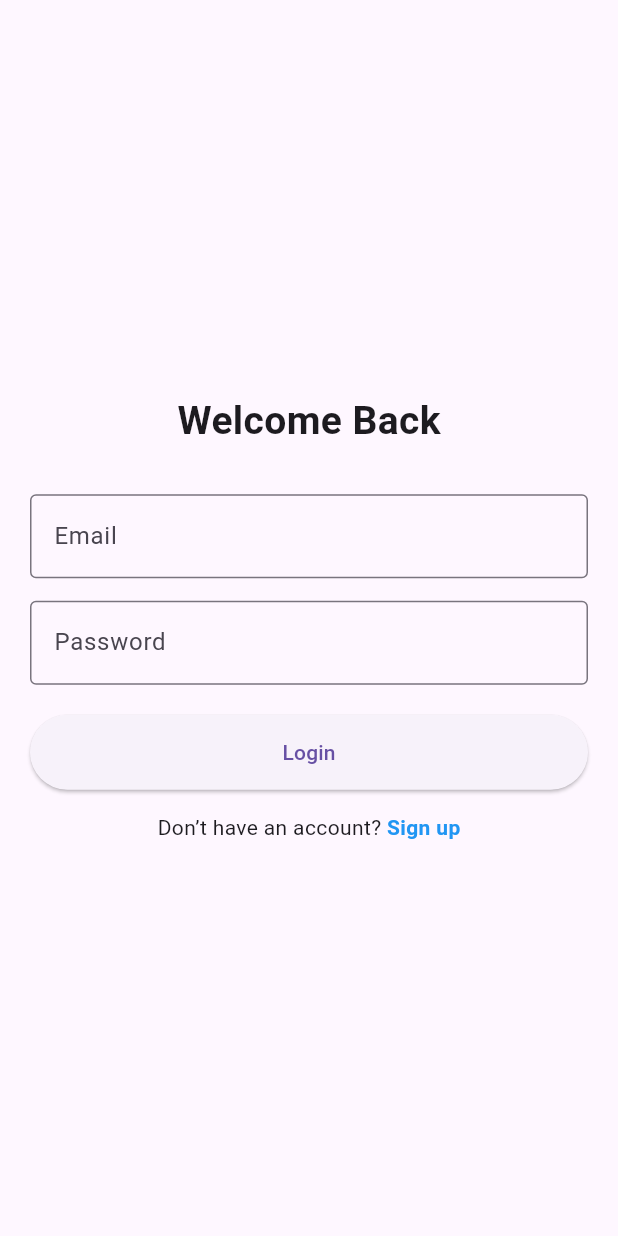
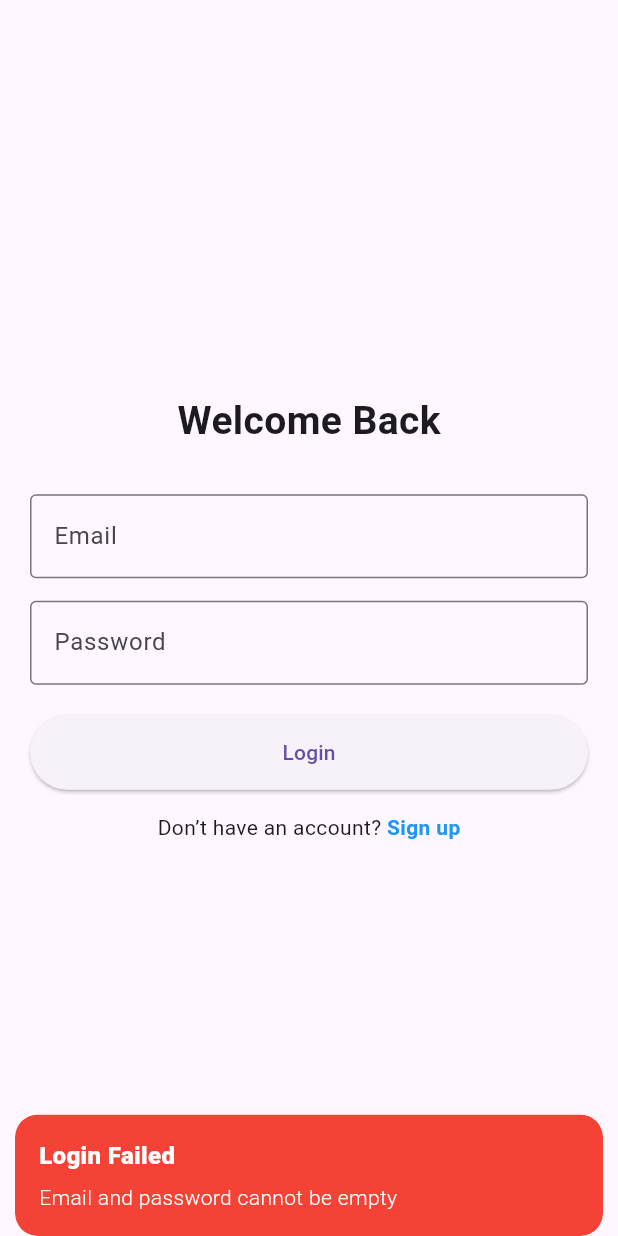
Before and after one commit to reyjager/softtouch, a Flutter app: the LoginView screen opened directly, after a tap on "Login", on a phone screen of 412 x 824 dp. Run offline on Flutter 3.47's test engine with Material 3 defaults, Android fonts, the phone set to English and light mode, and no system bars; our stand-ins replace animated_text_kit, cloud_firestore, firebase_auth, firebase_core, get, hive and 2 more; accounts and stored records are empty; statements that could not run were skipped.

Commit message:
adding firebase and connection and fix ui signin signup

```diff
--- /dev/null
+++ b/lib/controllers/auth_controller.dart
@@ -0,0 +1,82 @@
+import 'package:get/get.dart';
+import 'package:firebase_auth/firebase_auth.dart';
+import '../services/firebase_service.dart';
+
+class AuthController extends GetxController {
+  final Rx<User?> _user = Rx<User?>(null);
+  User? get user => _user.value;
+  bool get isLoggedIn => _user.value != null;
+
+  @override
+  void onInit() {
+    super.onInit();
+    if (FirebaseService.isInitialized) {
+      _user.bindStream(FirebaseService.auth.authStateChanges());
+    }
+  }
+
+  Future<String?> signIn(String email, String password) async {
+    try {
+      if (!FirebaseService.isInitialized) {
+        return 'Firebase not initialized';
+      }
+      if (email.isEmpty || password.isEmpty) {
+        return 'Email and password cannot be empty';
+      }
+      await FirebaseService.auth.signInWithEmailAndPassword(
+        email: email,
+        password: password,
+      );
+      return null; // Success
+    } catch (e) {
+      print('Sign in error: $e');
+      if (e.toString().contains('user-not-found')) {
+        return 'No account found with this email';
+      } else if (e.toString().contains('wrong-password')) {
+        return 'Incorrect password';
+      } else if (e.toString().contains('invalid-email')) {
+        return 'Invalid email format';
+      }
+      return 'Sign in failed: ${e.toString()}';
+    }
+  }
+
+  Future<String?> signUp(String email, String password) async {
+    try {
+      if (!FirebaseService.isInitialized) {
+        return 'Firebase not initialized';
+      }
+      if (email.isEmpty || password.isEmpty) {
+        return 'Email and password cannot be empty';
+      }
+      if (password.length < 6) {
+        return 'Password must be at least 6 characters';
+      }
+      await FirebaseService.auth.createUserWithEmailAndPassword(
+        email: email,
+        password: password,
+      );
+      return null; // Success
+    } catch (e) {
+      print('Sign up error: $e');
+      if (e.toString().contains('email-already-in-use')) {
+        return 'Email is already registered';
+      } else if (e.toString().contains('invalid-email')) {
+        return 'Invalid email format';
+      } else if (e.toString().contains('weak-password')) {
+        return 'Password is too weak';
+      }
+      return 'Sign up failed: ${e.toString()}';
+    }
+  }
+
+  Future<void> signOut() async {
+    try {
+      if (FirebaseService.isInitialized) {
+        await FirebaseService.auth.signOut();
+      }
+    } catch (e) {
+      print('Sign out error: $e');
+    }
+  }
+}
--- a/lib/main.dart
+++ b/lib/main.dart
@@ -5,9 +5,13 @@ import 'package:hive_flutter/hive_flutter.dart';
 import 'package:path_provider/path_provider.dart';
 import 'package:softtouch/app_widget.dart';
 import 'package:softtouch/model/app_user.dart';
+import 'package:softtouch/services/firebase_service.dart';
 
 void main() async {
   WidgetsFlutterBinding.ensureInitialized();
+
+  await FirebaseService.initialize();
+
   final directory = await getApplicationDocumentsDirectory();
   Hive
     ..init(directory.path)
--- a/lib/model/app_user.dart
+++ b/lib/model/app_user.dart
@@ -41,6 +41,8 @@ class AppUser extends HiveObject {
   @HiveField(7)
   DateTime updatedAt;
 
+
+
   AppUser({
     required this.id,
     required this.name,
@@ -52,4 +54,10 @@ class AppUser extends HiveObject {
     DateTime? updatedAt,
   }) : createdAt = createdAt ?? DateTime.now(),
        updatedAt = updatedAt ?? DateTime.now();
+
+@override
+  String toString() {
+    return 'AppUser{id: $id, name: $name, email: $email, phone: $phone, profileImage: $profileImage, role: $role, createdAt: $createdAt, updatedAt: $updatedAt}';
+  }
+
 }
--- a/lib/modules/auth/login/login_view.dart
+++ b/lib/modules/auth/login/login_view.dart
@@ -1,8 +1,13 @@
 import 'package:flutter/material.dart';
+import 'package:get/get.dart';
+import '../../../controllers/auth_controller.dart';
+import '../../home/home_view.dart';
+import '../sign_up/sign_up_view.dart';
 
 class LoginView extends StatelessWidget {
   final TextEditingController emailController = TextEditingController();
   final TextEditingController passwordController = TextEditingController();
+  final AuthController authController = Get.find<AuthController>();
 
  LoginView({super.key});
 
@@ -44,8 +49,16 @@ class LoginView extends StatelessWidget {
 
               // Login Button
               ElevatedButton(
-                onPressed: () {
-                  // Call login function in ViewModel
+                onPressed: () async {
+                  final error = await authController.signIn(
+                    emailController.text.trim(),
+                    passwordController.text.trim(),
+                  );
+                  if (error == null) {
+                    Get.offAll(() => const HomeView());
+                  } else {
+                    Get.snackbar('Login Failed', error, backgroundColor: Colors.red, colorText: Colors.white, snackPosition: SnackPosition.BOTTOM);
+                  }
                 },
                 style: ElevatedButton.styleFrom(
                   minimumSize: const Size(double.infinity, 50),
@@ -61,7 +74,7 @@ class LoginView extends StatelessWidget {
                   const Text("Don’t have an account? "),
                   GestureDetector(
                     onTap: () {
-                      Navigator.pushNamed(context, "/signup");
+                      Get.to(() => SignupView());
                     },
                     child: const Text(
                       "Sign up",
--- /dev/null
+++ b/lib/services/firebase_service.dart
@@ -0,0 +1,39 @@
+import 'package:firebase_core/firebase_core.dart';
+import 'package:firebase_auth/firebase_auth.dart';
+import 'package:cloud_firestore/cloud_firestore.dart';
+import '../firebase_options.dart';
+
+class FirebaseService {
+  static bool _initialized = false;
+
+  static FirebaseAuth get auth {
+    if (!_initialized) {
+      throw Exception('Firebase not initialized. Call FirebaseService.initialize() first.');
+    }
+    return FirebaseAuth.instance;
+  }
+
+  static FirebaseFirestore get firestore {
+    if (!_initialized) {
+      throw Exception('Firebase not initialized. Call FirebaseService.initialize() first.');
+    }
+    return FirebaseFirestore.instance;
+  }
+
+  static Future<void> initialize() async {
+    if (_initialized) return;
+
+    try {
+      await Firebase.initializeApp(
+        options: DefaultFirebaseOptions.currentPlatform,
+      );
+      _initialized = true;
+      print('Firebase initialized successfully');
+    } catch (e) {
+      print('Firebase initialization failed: $e');
+      _initialized = false;
+    }
+  }
+
+  static bool get isInitialized => _initialized;
+}
--- a/pubspec.yaml
+++ b/pubspec.yaml
@@ -40,6 +40,9 @@ dependencies:
   hive: ^2.2.3
   hive_flutter: ^1.1.0
   path_provider: ^2.1.5
+  firebase_core: ^3.8.0
+  firebase_auth: ^5.3.3
+  cloud_firestore: ^5.5.0
 
 
 dev_dependencies:
```
Also changed, not shown: lib/modules/auth/sign_up/sign_up_view.dart (+46 -9 lines), lib/modules/auth/sign_up/sign_up_viewmodel.dart (+44 -1 lines), lib/modules/home/home_view.dart (+13 -2 lines), lib/modules/splash_screen/splash_screen.dart (+17 -6 lines), firebase.json (added), lib/firebase_options.dart (added), pubspec.lock, 12 other files.
